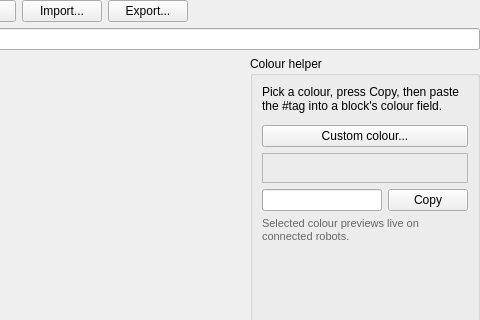
First picture: the form in src/gui/ui/behavior_editor_panel.ui, repository techandpeople/SoftEdIBO, before the edit; both pictures show x 480 to 960 and y 0 to 320 of the 960 by 560 pixel window.
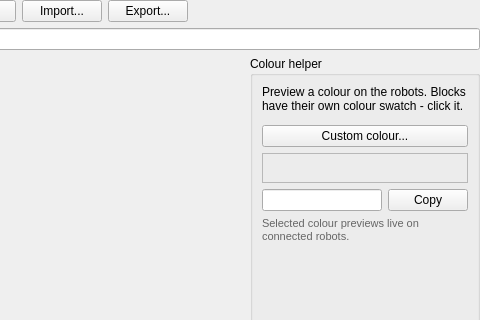
Second picture: the form after the edit.

The edit to the form file:
```diff
--- a/src/gui/ui/behavior_editor_panel.ui
+++ b/src/gui/ui/behavior_editor_panel.ui
@@ -100,7 +100,7 @@
        <layout class="QVBoxLayout" name="colourLayout">
         <item>
          <widget class="QLabel" name="colourHelp">
-          <property name="text"><string>Pick a colour, press Copy, then paste the #tag into a block's colour field.</string></property>
+          <property name="text"><string>Preview a colour on the robots. Blocks have their own colour swatch - click it.</string></property>
           <property name="wordWrap"><bool>true</bool></property>
          </widget>
         </item>
```
Left out of the diff: 8 changed lines with no effect on the pictures.
